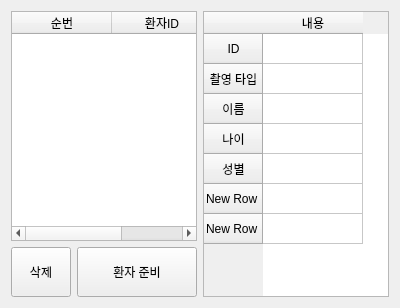
Above: Project/src/imaging/ImagingSW/patientmanager.ui from AndaCondaa/Dental_Imaging_SW_System before the change. Below: the same form after it.
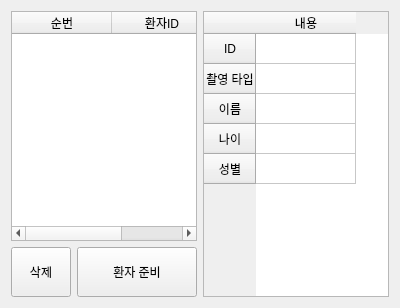
That is the form after the change.

```diff
--- a/Project/src/imaging/ImagingSW/patientmanager.ui
+++ b/Project/src/imaging/ImagingSW/patientmanager.ui
@@ -170,16 +170,6 @@
          <set>AlignCenter</set>
         </property>
        </row>
-       <row>
-        <property name="text">
-         <string>New Row</string>
-        </property>
-       </row>
-       <row>
-        <property name="text">
-         <string>New Row</string>
-        </property>
-       </row>
        <column>
         <property name="text">
          <string>내용</string>
@@ -188,6 +178,61 @@
          <string/>
         </property>
        </column>
+       <item row="0" column="0">
+        <property name="text">
+         <string/>
+        </property>
+        <property name="textAlignment">
+         <set>AlignCenter</set>
+        </property>
+        <property name="flags">
+         <set>NoItemFlags</set>
+        </property>
+       </item>
+       <item row="1" column="0">
+        <property name="text">
+         <string/>
+        </property>
+        <property name="textAlignment">
+         <set>AlignCenter</set>
+        </property>
+        <property name="flags">
+         <set>NoItemFlags</set>
+        </property>
+       </item>
+       <item row="2" column="0">
+        <property name="text">
+         <string/>
+        </property>
+        <property name="textAlignment">
+         <set>AlignCenter</set>
+        </property>
+        <property name="flags">
+         <set>NoItemFlags</set>
+        </property>
+       </item>
+       <item row="3" column="0">
+        <property name="text">
+         <string/>
+        </property>
+        <property name="textAlignment">
+         <set>AlignCenter</set>
+        </property>
+        <property name="flags">
+         <set>NoItemFlags</set>
+        </property>
+       </item>
+       <item row="4" column="0">
+        <property name="text">
+         <string/>
+        </property>
+        <property name="textAlignment">
+         <set>AlignCenter</set>
+        </property>
+        <property name="flags">
+         <set>NoItemFlags</set>
+        </property>
+       </item>
       </widget>
      </item>
     </layout>
```
